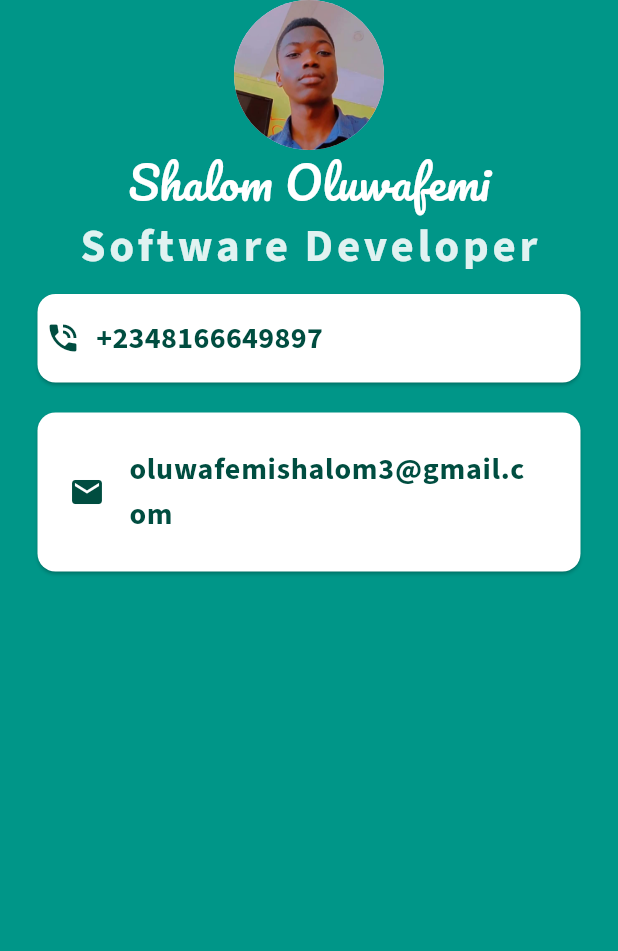
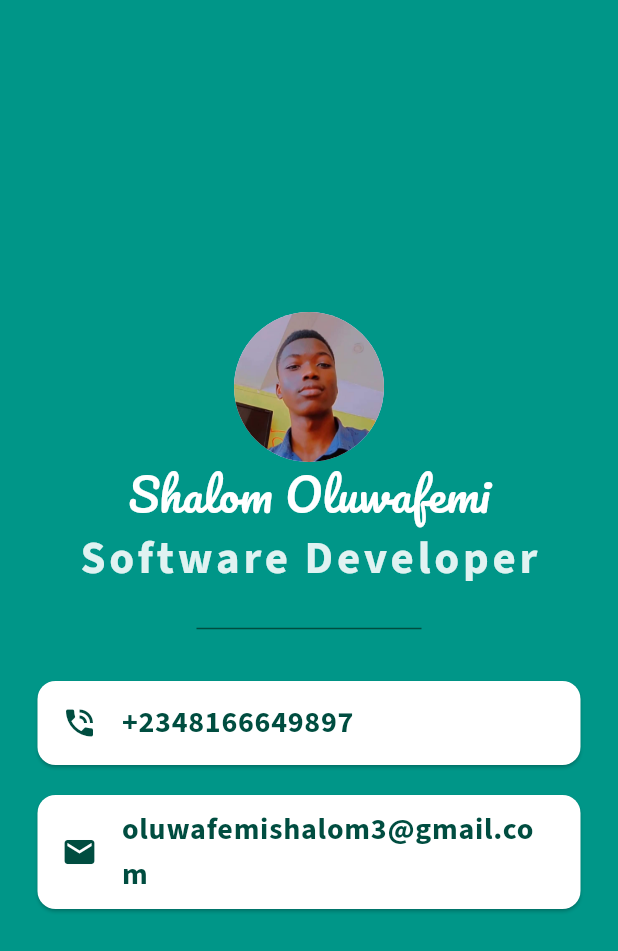
Before and after one commit to shalom-geek-ng/myfirst_mi_card_flutter, a Flutter app: the screen it shows after launch, on a phone screen of 412 x 824 dp. Shown: the top 951 px of the screen. Run offline on Flutter 3.47's test engine with Material 3 defaults, Android fonts, the phone set to English and light mode, and no system bars.

Commit message:
done with the project

```diff
--- a/lib/main.dart
+++ b/lib/main.dart
@@ -18,7 +18,7 @@ class MyApp extends StatelessWidget {
         body:
         SafeArea(
           child: Column(
-
+          mainAxisAlignment: MainAxisAlignment.center,
             children: [
 
 
@@ -42,41 +42,40 @@ class MyApp extends StatelessWidget {
                  letterSpacing: 2.5,
                ),
               ),
+              SizedBox(height: 50.0,
+                width: 150.0,
+                child: Divider(
+                  color: Colors.teal.shade900,
+                ),
+              ),
            Card(
              color: Colors.white,
              margin: EdgeInsets.symmetric(vertical: 10.0,
              horizontal: 25.0),
 
-             child: Padding(
-               padding: EdgeInsets.symmetric(vertical: 15.0,
-                 horizontal: 5.0),
-               child: Row(
-                 children: [
-                   Icon(Icons.phone_in_talk,
-                   color: Colors.teal.shade900,),
-                   SizedBox(width: 10.0),
-                   Text('+2348166649897', style:
-                     TextStyle(
-                       color: Colors.teal.shade900,
-                       fontSize: 20.0,
-                       fontWeight: FontWeight.bold,
-                       fontFamily: 'SourceSans3'
 
-                     ),)
+               child: ListTile(
+                leading: Icon(Icons.phone_in_talk,
+                  color: Colors.teal.shade900,),
 
-                 ],
+               title: Text('+2348166649897', style:
+               TextStyle(
+                   color: Colors.teal.shade900,
+                   fontSize: 20.0,
+                   fontWeight: FontWeight.bold,
+                   fontFamily: 'SourceSans3'
+
+               ),),
                ),
              ),
-           ),
+
             Card(
               color: Colors.white,
               margin: EdgeInsets.symmetric(vertical: 10.0,
                   horizontal: 25.0),
 
 
-              child: Padding(
-                padding: EdgeInsets.symmetric(vertical: 15.0,
-                    horizontal: 5.0),
+
                 child: ListTile(
                   leading: Icon(Icons.mail,
                     color: Colors.teal.shade900,),
@@ -94,7 +93,7 @@ class MyApp extends StatelessWidget {
                   ,
                 )
               ),
-            )
+
             ],
 
           ),
```
